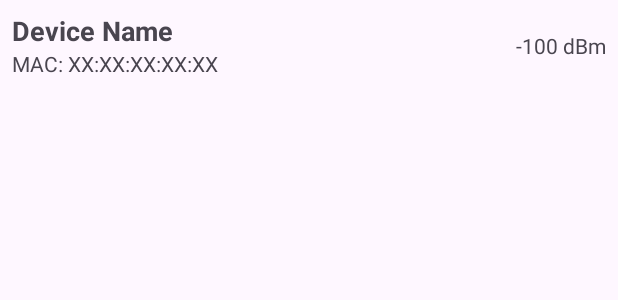
After one commit to soheb-shaikh/DNSAndBLEScanner, an Android app: the layout ble_scan_result_item.xml on its own in the app's theme, with its tools: preview values and no code run, on a phone screen of 412 x 824 dp. The commit adds this screen. Shown: the top 300 px of the screen. Run offline under Robolectric (Android 15) with nearby library versions, the phone set to English and light mode, and no system bars.

Commit message:
- Added Recycler view and adapter for BLE Scan.

```diff
--- /dev/null
+++ b/app/src/main/res/layout/ble_scan_result_item.xml
@@ -0,0 +1,40 @@
+<?xml version="1.0" encoding="utf-8"?>
+<androidx.constraintlayout.widget.ConstraintLayout
+    xmlns:android="http://schemas.android.com/apk/res/android"
+    xmlns:app="http://schemas.android.com/apk/res-auto"
+    xmlns:tools="http://schemas.android.com/tools"
+    android:layout_width="match_parent"
+    android:layout_height="wrap_content"
+    android:padding="8dp"
+    android:background="?android:attr/selectableItemBackground">
+
+    <TextView
+        android:id="@+id/tv_device_name"
+        android:layout_width="wrap_content"
+        android:layout_height="wrap_content"
+        android:textSize="18sp"
+        android:textStyle="bold"
+        app:layout_constraintTop_toTopOf="parent"
+        app:layout_constraintStart_toStartOf="parent"
+        tools:text="Device Name" />
+
+    <TextView
+        android:id="@+id/tv_mac_address"
+        android:layout_width="wrap_content"
+        android:layout_height="wrap_content"
+        android:textSize="14sp"
+        app:layout_constraintTop_toBottomOf="@id/tv_device_name"
+        app:layout_constraintStart_toStartOf="parent"
+        tools:text="MAC: XX:XX:XX:XX:XX" />
+
+    <TextView
+        android:id="@+id/tv_signal_strength"
+        android:layout_width="wrap_content"
+        android:layout_height="wrap_content"
+        android:textSize="14sp"
+        app:layout_constraintTop_toTopOf="parent"
+        app:layout_constraintBottom_toBottomOf="parent"
+        app:layout_constraintEnd_toEndOf="parent"
+        tools:text="-100 dBm" />
+
+</androidx.constraintlayout.widget.ConstraintLayout>
```
Also changed, not shown: app/src/main/java/com/shaikhsoheb/dnsandblescanner/adapters/ScanResultAdapter.kt (added, +47 -0 lines), app/src/main/java/com/shaikhsoheb/dnsandblescanner/view/MainActivity.kt (+43 -3 lines).
